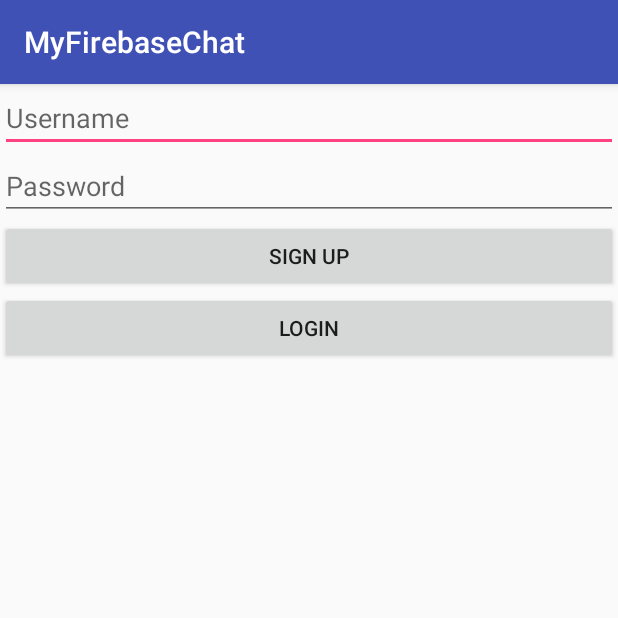
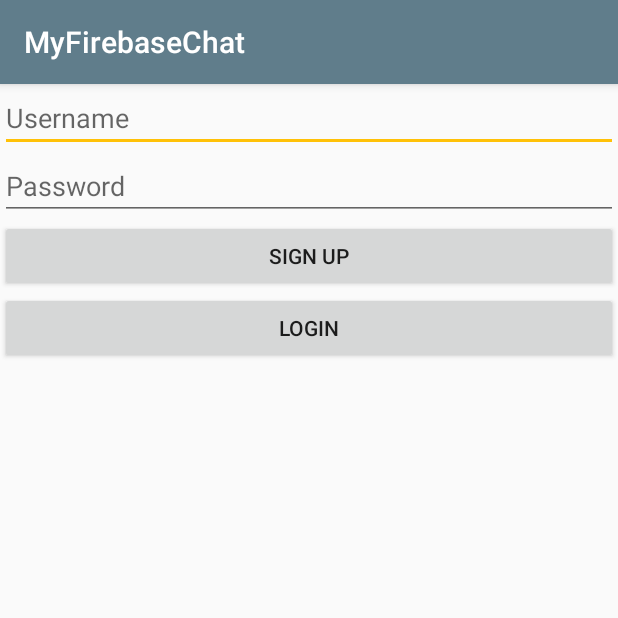
Before and after one commit to mdcodes/MyFirebaseChat, an Android app: the screen it shows after launch (LoginActivity), on a phone screen of 412 x 824 dp, the top half of it. Run offline under Robolectric (Android 15) with nearby library versions, the phone set to English and light mode, and no system bars; our stand-ins replace Firebase (no records; nobody signed in at launch, a user with empty details on screens opened directly).

Commit message:
Updated the colour scheme

```diff
--- a/app/src/main/res/values/colors.xml
+++ b/app/src/main/res/values/colors.xml
@@ -1,8 +1,11 @@
 <?xml version="1.0" encoding="utf-8"?>
 <resources>
-    <color name="colorPrimary">#3F51B5</color>
-    <color name="colorPrimaryDark">#303F9F</color>
-    <color name="colorAccent">#FF4081</color>
-
-    <color name="black_overlay">#66000000</color>
+  <color name="colorPrimary">#607D8B</color>
+  <color name="colorPrimaryDark">#455A64</color>
+  <color name="primary_light">#CFD8DC</color>
+  <color name="colorAccent">#FFC107</color>
+  <color name="black_overlay">#212121</color>
+  <color name="secondary_text">#757575</color>
+  <color name="icons">#FFFFFF</color>
+  <color name="divider">#BDBDBD</color>
 </resources>
```
